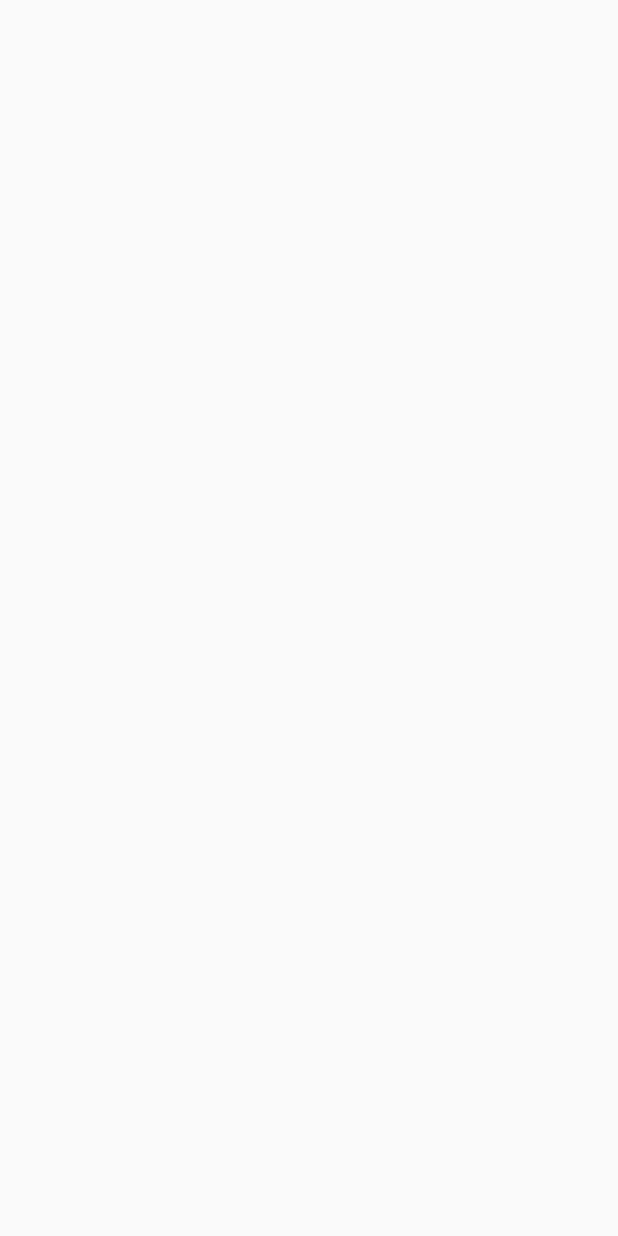
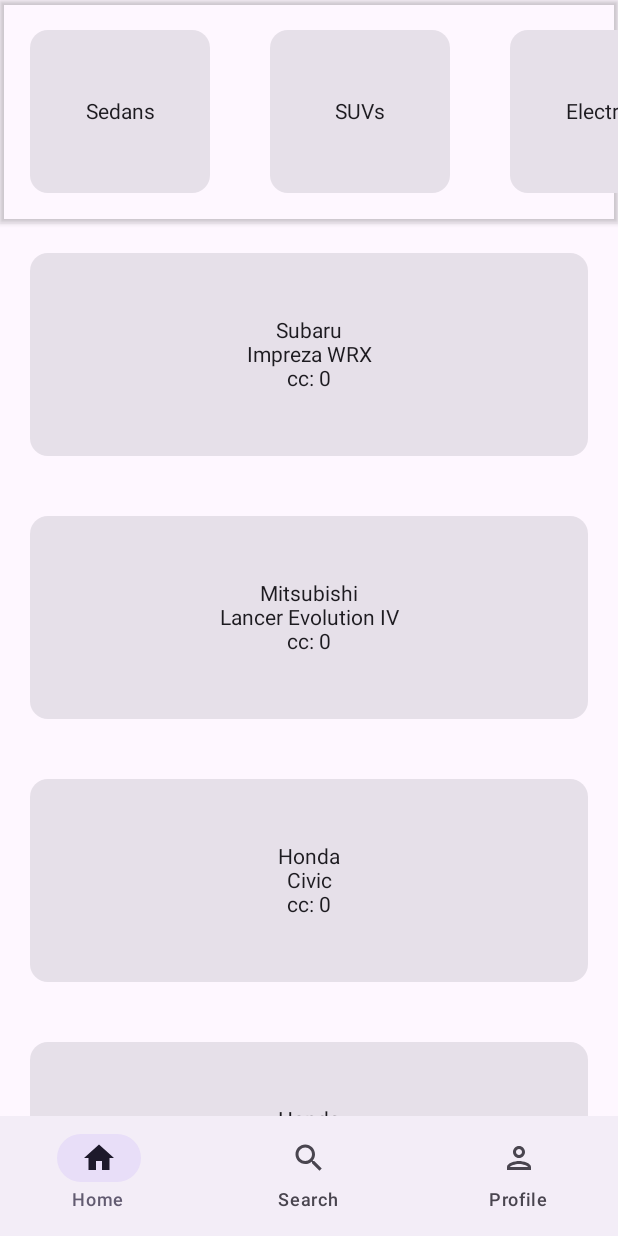
Before and after one commit to FrigoTurcoMoreno/WheelsUp, an Android app built with Jetpack Compose: the screen it shows after launch (MainActivity), on a phone screen of 412 x 824 dp. Before the commit the screen is empty. Run offline under Robolectric (Android 15) with nearby library versions, the phone set to English and light mode, and no system bars.

Commit message:
Creazione della struttura di base dell'applicazione (solo le view)

```diff
--- a/app/src/main/java/com/mftjc/wheelsup/MainActivity.kt
+++ b/app/src/main/java/com/mftjc/wheelsup/MainActivity.kt
@@ -3,19 +3,19 @@ package com.mftjc.wheelsup
 import android.os.Bundle
 import androidx.activity.ComponentActivity
 import androidx.activity.compose.setContent
-import androidx.compose.foundation.layout.fillMaxSize
-import androidx.compose.material3.MaterialTheme
-import androidx.compose.material3.Surface
-import androidx.compose.material3.Text
-import androidx.compose.runtime.Composable
-import androidx.compose.ui.Modifier
-import androidx.compose.ui.tooling.preview.Preview
-import com.mftjc.wheelsup.ui.theme.WheelsUpTheme
+import androidx.navigation.NavHostController
+import androidx.navigation.compose.rememberNavController
+import com.mftjc.wheelsup.view.SetupNavGraph
 
 class MainActivity : ComponentActivity() {
+    //creo un navhost controller che mi serve per navigare
+    //negli screen secondari
+    private lateinit var navHostController: NavHostController
     override fun onCreate(savedInstanceState: Bundle?) {
         super.onCreate(savedInstanceState)
         setContent {
+            navHostController = rememberNavController()
+            SetupNavGraph(navHostController)
         }
     }
 }
--- /dev/null
+++ b/app/src/main/java/com/mftjc/wheelsup/model/Car.kt
@@ -0,0 +1,10 @@
+package com.mftjc.wheelsup.model
+
+data class Car(
+    val manufacturer: String = "",
+    val model: String = "",
+    val year: String = "",
+    val cc: Int = 0,
+    val category: String = "",
+    val cost: Int = 0
+)
--- /dev/null
+++ b/app/src/main/java/com/mftjc/wheelsup/view/HomeScreen.kt
@@ -0,0 +1,145 @@
+package com.mftjc.wheelsup.view
+
+import androidx.compose.foundation.clickable
+import androidx.compose.foundation.layout.Arrangement
+import androidx.compose.foundation.layout.Box
+import androidx.compose.foundation.layout.Column
+import androidx.compose.foundation.layout.PaddingValues
+import androidx.compose.foundation.layout.fillMaxHeight
+import androidx.compose.foundation.layout.fillMaxSize
+import androidx.compose.foundation.layout.fillMaxWidth
+import androidx.compose.foundation.layout.height
+import androidx.compose.foundation.layout.padding
+import androidx.compose.foundation.layout.width
+import androidx.compose.foundation.lazy.LazyColumn
+import androidx.compose.foundation.lazy.LazyRow
+import androidx.compose.foundation.lazy.items
+import androidx.compose.material3.Card
+import androidx.compose.material3.Text
+import androidx.compose.runtime.Composable
+import androidx.compose.ui.Alignment
+import androidx.compose.ui.Modifier
+import androidx.compose.ui.draw.shadow
+import androidx.compose.ui.unit.dp
+import androidx.navigation.NavHostController
+import com.mftjc.wheelsup.model.Car
+
+@Composable
+fun HomeScreen(
+    padding: PaddingValues,
+    navHostController: NavHostController
+) {
+    val categoriesList = listOf(
+        "Sedans",
+        "SUVs",
+        "Electric",
+        "Hybrid",
+        "Sport",
+        "Race",
+        "Antique"
+    )
+
+    val cars = listOf(
+        Car(
+            manufacturer = "Subaru",
+            model = "Impreza WRX"
+        ),
+        Car(
+            manufacturer = "Mitsubishi",
+            model = "Lancer Evolution IV"
+        ),
+        Car(
+            manufacturer = "Honda",
+            model = "Civic"
+        ),
+        Car(
+            manufacturer = "Honda",
+            model = "Civic"
+        ),
+        Car(
+            manufacturer = "Honda",
+            model = "Civic"
+        ),
+        Car(
+            manufacturer = "Honda",
+            model = "Civic"
+        ),
+        Car(
+            manufacturer = "Honda",
+            model = "Civic"
+        ),
+    )
+
+    //faccio una colonna, in modo da avere tutto ordinato in verticale
+    Column (
+        modifier = Modifier
+            .fillMaxSize()
+            .padding(padding)
+    ){
+        //in cima inserisco una riga in cui si possono vedere tutte le categorie
+        LazyRow (
+            modifier = Modifier
+                .fillMaxWidth()
+                .fillMaxHeight(0.2f)
+                .shadow(
+                    elevation = 2.dp
+                ),
+            verticalAlignment = Alignment.CenterVertically
+        ){
+            items(categoriesList){ category ->
+                Card(
+                    modifier = Modifier
+                        .padding(20.dp)
+                        .height(120.dp)
+                        .width(120.dp)
+                ) {
+                    Box(
+                        modifier = Modifier
+                            .fillMaxSize(),
+                        contentAlignment = Alignment.Center
+                    ){
+                        Text(category)
+                    }
+                }
+
+            }
+        }
+
+        //mostro in colonna tutte le auto che l'utente ha scelto
+        LazyColumn(
+            modifier = Modifier
+                .fillMaxSize(),
+            horizontalAlignment = Alignment.CenterHorizontally
+        ) {
+            items(cars){car ->
+                Card(
+                    modifier = Modifier
+                        .width(500.dp)
+                        .height(175.dp)
+                        .padding(20.dp)
+                ) {
+                    Column(
+                        modifier = Modifier
+                            .fillMaxSize()
+                            .clickable {
+                                //se la card viene cliccata, apro il Car Screen
+                                navHostController.navigate(Screen.CarScreen.route)
+                            },
+                        horizontalAlignment = Alignment.CenterHorizontally,
+                        verticalArrangement = Arrangement.Center
+                    ) {
+                        Text(
+                            text = car.manufacturer
+                        )
+                        Text(
+                            text = car.model
+                        )
+                        Text(
+                            text = "cc: ${car.cc}"
+                        )
+                    }
+                }
+            }
+        }
+    }
+}
--- /dev/null
+++ b/app/src/main/java/com/mftjc/wheelsup/view/MainScreen.kt
@@ -0,0 +1,95 @@
+package com.mftjc.wheelsup.view
+
+import androidx.compose.material.icons.Icons
+import androidx.compose.material.icons.filled.Home
+import androidx.compose.material.icons.filled.Person
+import androidx.compose.material.icons.filled.Search
+import androidx.compose.material.icons.outlined.Home
+import androidx.compose.material.icons.outlined.Person
+import androidx.compose.material.icons.outlined.Search
+import androidx.compose.material3.Icon
+import androidx.compose.material3.NavigationBar
+import androidx.compose.material3.NavigationBarItem
+import androidx.compose.material3.Scaffold
+import androidx.compose.material3.Text
+import androidx.compose.runtime.Composable
+import androidx.compose.runtime.getValue
+import androidx.compose.runtime.mutableStateOf
+import androidx.compose.runtime.remember
+import androidx.compose.runtime.setValue
+import androidx.navigation.NavHostController
+
+//screen principale, dal quale navighiamo nei 3 screen più importanti
+//(home, search, profile)
+@Composable
+fun MainScreen(
+    navHostController: NavHostController
+) {
+    //variabile che contiene il nome dello screen
+    //è uno State perchè deve essere modificabile durante la ricomposizione
+    var iconSelected by remember { mutableStateOf("home") }
+
+    //utilizzo lo scaffold per inserire la bottom bar
+    Scaffold (
+        bottomBar = {
+            //nella navigation bar ho un item per ogni screen principale
+            //quando clicco su un item, modifico l'iconSelected
+            NavigationBar{
+                NavigationBarItem(
+                    selected = "home" == iconSelected,
+                    onClick = {
+                        iconSelected = "home"
+                    },
+                    icon = {
+                        //se l'iconSelected è uguale e quindi è attualmente scelta, l'icona sarà ripiena
+                        //altrimenti sarà vuota
+                        if (iconSelected == "home") Icon(Icons.Filled.Home, "home screen selected")
+                        else Icon(Icons.Outlined.Home, "home screen not selected")
+                    },
+                    label = {
+                        Text("Home")
+                    }
+                )
+                NavigationBarItem(
+                    selected = "search" == iconSelected,
+                    onClick = {
+                        iconSelected = "search"
+                    },
+                    icon = {
+                        if (iconSelected == "search") Icon(Icons.Filled.Search, "search screen selected")
+                        else Icon(Icons.Outlined.Search, "search screen not selected")
+                    },
+                    label = {
+                        Text("Search")
+                    }
+                )
+                NavigationBarItem(
+                    selected = "profile" == iconSelected,
+                    onClick = {
+                        iconSelected = "profile"
+                    },
+                    icon = {
+                        if (iconSelected == "profile") Icon(Icons.Filled.Person, "profile screen selected")
+                        else Icon(Icons.Outlined.Person, "profile screen not selected")
+                    },
+                    label = {
+                        Text("Profile")
+                    }
+                )
+            }
+        }
+    ) {
+
+        //in base all'iconSelected, utilizzo una funzione composable, che mostra lo Screen dell'item,
+        //nello spazio che rimane nel MainScreen
+        //così da avere sempre disponibile la navigation bar
+        //l'idea è di cambiare soltanto la parte superiore alla nav bar
+        //per esempio se clicco sull'icona della home, richiama la funzione della Home Screen,
+        //ma se clicco sul search, viene richiamata la funzione del Search Screen al posto della Home Screen
+        when (iconSelected) {
+            "home" -> HomeScreen(it, navHostController)
+            "search" -> SearchScreen(it)
+            "profile" -> ProfileScreen(it)
+        }
+    }
+}
--- /dev/null
+++ b/app/src/main/java/com/mftjc/wheelsup/view/Screen.kt
@@ -0,0 +1,11 @@
+package com.mftjc.wheelsup.view
+
+//creo una sealed class per creare degli oggetti uguali
+//di cui cambia solo il route per navigare
+//(solo per avere un codice più pulito,
+// perchè mi permette di non scrivere ogni volta
+// il route, rischiando di sbagliare)
+sealed class Screen(val route: String) {
+    object MainScreen : Screen(route = "main_screen")
+    object CarScreen : Screen(route = "car_screen")
+}
--- /dev/null
+++ b/app/src/main/java/com/mftjc/wheelsup/view/SetupNavGraph.kt
@@ -0,0 +1,32 @@
+package com.mftjc.wheelsup.view
+
+import androidx.compose.runtime.Composable
+import androidx.navigation.NavHostController
+import androidx.navigation.compose.NavHost
+import androidx.navigation.compose.composable
+
+//creo un setupnavgraph per poter navigare negli Screen secondari
+//per esempio quando clicco su una macchina nella Home Screen
+//per vedere i suoi dati, oppure quando clicco su una categoria
+//per vedere le auto che ne fanno parte
+@Composable
+fun SetupNavGraph(
+    navHostController: NavHostController
+) {
+    NavHost(
+        navHostController,
+        startDestination = Screen.MainScreen.route
+    ){
+        composable(
+            route = Screen.MainScreen.route
+        ){
+            MainScreen(navHostController)
+        }
+        composable(
+            route = Screen.CarScreen.route
+        ){
+            CarScreen(navHostController)
+        }
+    }
+
+}
```
Also changed, not shown: app/src/main/java/com/mftjc/wheelsup/view/CarScreen.kt (added, +62 -0 lines), app/src/main/java/com/mftjc/wheelsup/view/ProfileScreen.kt (added, +26 -0 lines), app/src/main/java/com/mftjc/wheelsup/view/SearchScreen.kt (added, +58 -0 lines).
